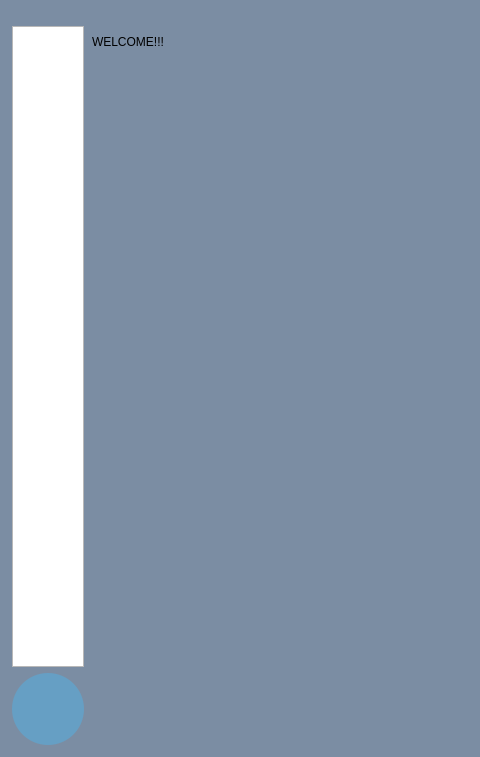
Before: the Qt Designer form src/framework/FrameworkWidget.ui in hanjingo/rag-qt, drawn with Qt 5; both pictures show x 0 to 480 and y 0 to 757 of the 1280 by 757 pixel window.
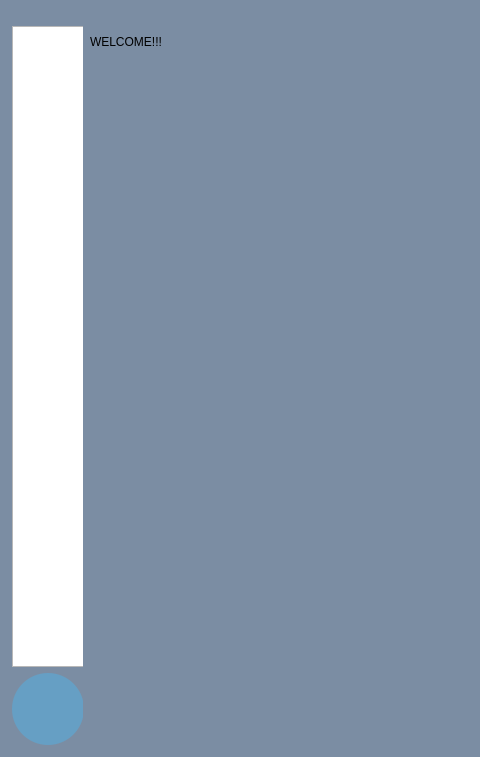
After: the same form once the commit is applied. Icons and pictures are not drawn.

The edit to the form file:
```diff
--- a/src/framework/FrameworkWidget.ui
+++ b/src/framework/FrameworkWidget.ui
@@ -28,9 +28,15 @@
   <layout class="QGridLayout" name="gridLayout">
    <item row="0" column="0" rowspan="2">
     <widget class="QWidget" name="DockWidget" native="true">
+     <property name="minimumSize">
+      <size>
+       <width>72</width>
+       <height>0</height>
+      </size>
+     </property>
      <property name="maximumSize">
       <size>
-       <width>90</width>
+       <width>72</width>
        <height>16777215</height>
       </size>
      </property>
@@ -56,6 +62,18 @@
       </property>
       <item>
        <widget class="QListWidget" name="listWidgetAppBar">
+        <property name="minimumSize">
+         <size>
+          <width>72</width>
+          <height>0</height>
+         </size>
+        </property>
+        <property name="maximumSize">
+         <size>
+          <width>72</width>
+          <height>16777215</height>
+         </size>
+        </property>
         <property name="styleSheet">
          <string notr="true"/>
         </property>
```
